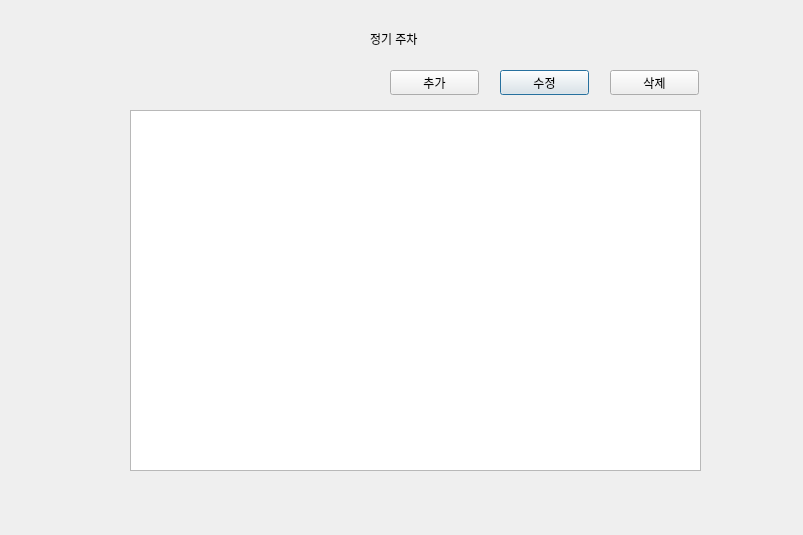
First picture: the form in regular_parking.ui, repository mssung34/ALPR, before the edit.
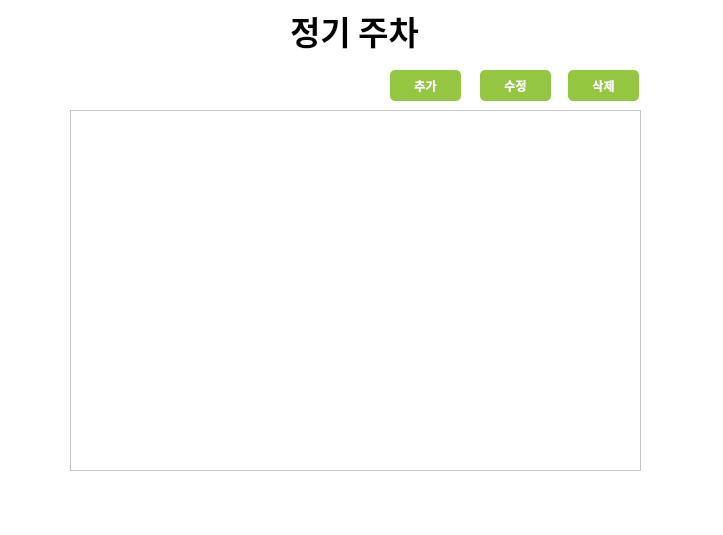
Second picture: the form after the edit.

Patch:
```diff
--- a/regular_parking.ui
+++ b/regular_parking.ui
@@ -6,17 +6,20 @@
    <rect>
     <x>0</x>
     <y>0</y>
-    <width>803</width>
+    <width>723</width>
     <height>535</height>
    </rect>
   </property>
   <property name="windowTitle">
    <string>Dialog</string>
   </property>
+  <property name="styleSheet">
+   <string notr="true">background-color: rgb(255, 255, 255);</string>
+  </property>
   <widget class="QTableWidget" name="tableWidget">
    <property name="geometry">
     <rect>
-     <x>130</x>
+     <x>70</x>
      <y>110</y>
      <width>571</width>
      <height>361</height>
@@ -26,12 +29,20 @@
   <widget class="QLabel" name="label">
    <property name="geometry">
     <rect>
-     <x>370</x>
-     <y>30</y>
-     <width>67</width>
-     <height>17</height>
+     <x>290</x>
+     <y>10</y>
+     <width>131</width>
+     <height>41</height>
     </rect>
    </property>
+   <property name="font">
+    <font>
+     <family>Noto Sans CJK JP</family>
+     <pointsize>25</pointsize>
+     <weight>75</weight>
+     <bold>true</bold>
+    </font>
+   </property>
    <property name="text">
     <string>정기 주차</string>
    </property>
@@ -39,12 +50,31 @@
   <widget class="QPushButton" name="edit_btn">
    <property name="geometry">
     <rect>
-     <x>500</x>
+     <x>480</x>
      <y>70</y>
-     <width>89</width>
-     <height>25</height>
+     <width>71</width>
+     <height>31</height>
     </rect>
    </property>
+   <property name="font">
+    <font>
+     <family>Sans</family>
+     <weight>75</weight>
+     <bold>true</bold>
+    </font>
+   </property>
+   <property name="styleSheet">
+    <string notr="true">QPushButton{
+	background-color: rgb(148, 198, 65);
+	color: rgb(255, 255, 255);
+	border-radius: 5px
+}
+QPushButton:hover{
+	
+	background-color: rgb(78, 154, 6);
+	border-radius: 5px
+}</string>
+   </property>
    <property name="text">
     <string>수정</string>
    </property>
@@ -52,12 +82,31 @@
   <widget class="QPushButton" name="remove_btn">
    <property name="geometry">
     <rect>
-     <x>610</x>
+     <x>568</x>
      <y>70</y>
-     <width>89</width>
-     <height>25</height>
+     <width>71</width>
+     <height>31</height>
     </rect>
    </property>
+   <property name="font">
+    <font>
+     <family>Sans</family>
+     <weight>75</weight>
+     <bold>true</bold>
+    </font>
+   </property>
+   <property name="styleSheet">
+    <string notr="true">QPushButton{
+	background-color: rgb(148, 198, 65);
+	color: rgb(255, 255, 255);
+	border-radius: 5px
+}
+QPushButton:hover{
+	
+	background-color: rgb(78, 154, 6);
+	border-radius: 5px
+}</string>
+   </property>
    <property name="text">
     <string>삭제</string>
    </property>
@@ -67,10 +116,29 @@
     <rect>
      <x>390</x>
      <y>70</y>
-     <width>89</width>
-     <height>25</height>
+     <width>71</width>
+     <height>31</height>
     </rect>
    </property>
+   <property name="font">
+    <font>
+     <family>Sans</family>
+     <weight>75</weight>
+     <bold>true</bold>
+    </font>
+   </property>
+   <property name="styleSheet">
+    <string notr="true">QPushButton{
+	background-color: rgb(148, 198, 65);
+	color: rgb(255, 255, 255);
+	border-radius: 5px
+}
+QPushButton:hover{
+	
+	background-color: rgb(78, 154, 6);
+	border-radius: 5px
+}</string>
+   </property>
    <property name="text">
     <string>추가</string>
    </property>
```
